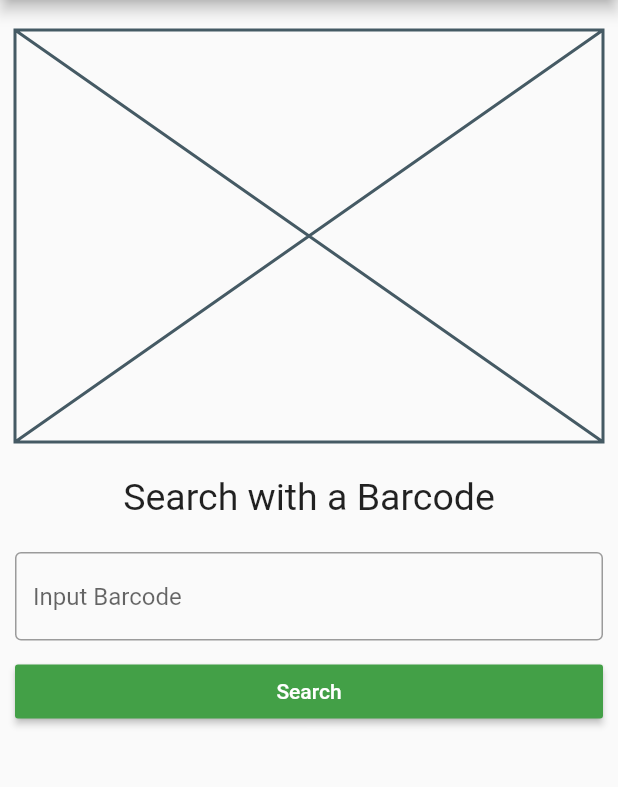
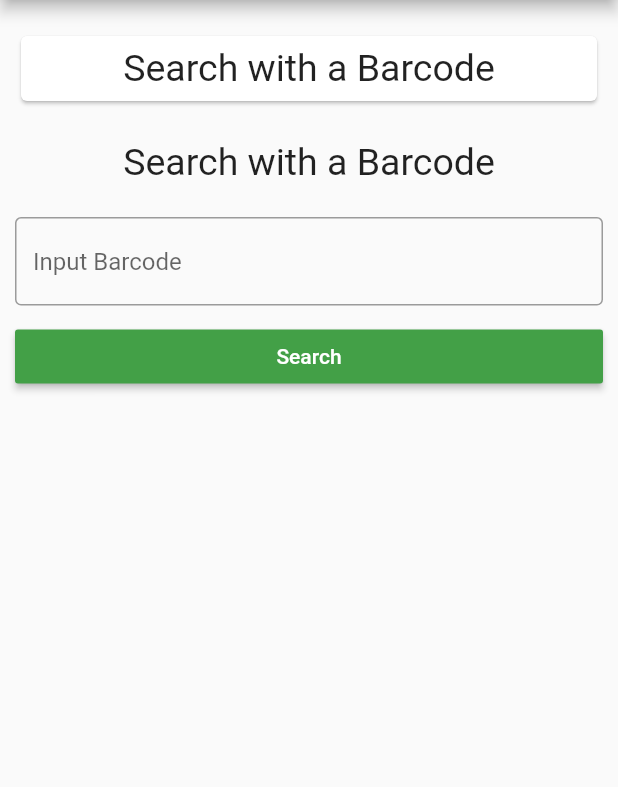
Before and after one commit to andreiZi/Open_Food_Facts_Product_App, a Flutter app: the screen it shows after launch, on a phone screen of 412 x 824 dp, the part 84-871 px from its top. Run offline on Flutter 3.47's test engine with Material 2 defaults, Android fonts, the phone set to English and light mode, and no system bars; our stand-ins replace bloc, dartz, data_connection_checker, equatable, flutter_bloc, get_it.

```diff
--- a/lib/features/product_manager/presentation/pages/product_manager_page.dart
+++ b/lib/features/product_manager/presentation/pages/product_manager_page.dart
@@ -1,9 +1,11 @@
 import 'package:flutter/material.dart';
 import 'package:flutter_bloc/flutter_bloc.dart';
 import 'package:food_api_test_app/features/product_manager/presentation/bloc/bloc.dart';
+import 'package:food_api_test_app/features/product_manager/presentation/widgets/image_error_display.dart';
 import 'package:food_api_test_app/features/product_manager/presentation/widgets/loading_widget.dart';
 import 'package:food_api_test_app/features/product_manager/presentation/widgets/message_display.dart';
 import 'package:food_api_test_app/features/product_manager/presentation/widgets/open_food_item_controls.dart';
+import 'package:food_api_test_app/features/product_manager/presentation/widgets/open_food_item_image_display.dart';
 import 'package:food_api_test_app/features/product_manager/presentation/widgets/open_food_item_title_display.dart';
 
 import '../../../../injection_container.dart';
@@ -28,12 +30,23 @@ class ProductManagerPage extends StatelessWidget {
           child: Column(
             children: <Widget>[
               SizedBox(height: 10),
-
-              Container(
-                // Third of the size of the screen
-                height: MediaQuery.of(context).size.height / 3,
-                // Message Text widgets / CircularLoadingIndicator
-                child: Placeholder(),
+              Card(
+                child: BlocBuilder<ProductManagerBloc, ProductManagerState>(
+                  builder: (context, state) {
+                    if (state is Empty) {
+                      return MessageDisplay(message: 'Search with a Barcode');
+                    } else if (state is Loading) {
+                      return LoadingWidget();
+                    } else if (state is Loaded) {
+                      return OpenFoodItemImagesDisplay(
+                        openFoodItemImages:
+                            state.openFoodItem.productDetails.productImages,
+                      );
+                    } else if (state is Error) {
+                      return ImageErrorDisplay();
+                    }
+                  },
+                ),
               ),
               SizedBox(height: 15),
               //Top Half
```
